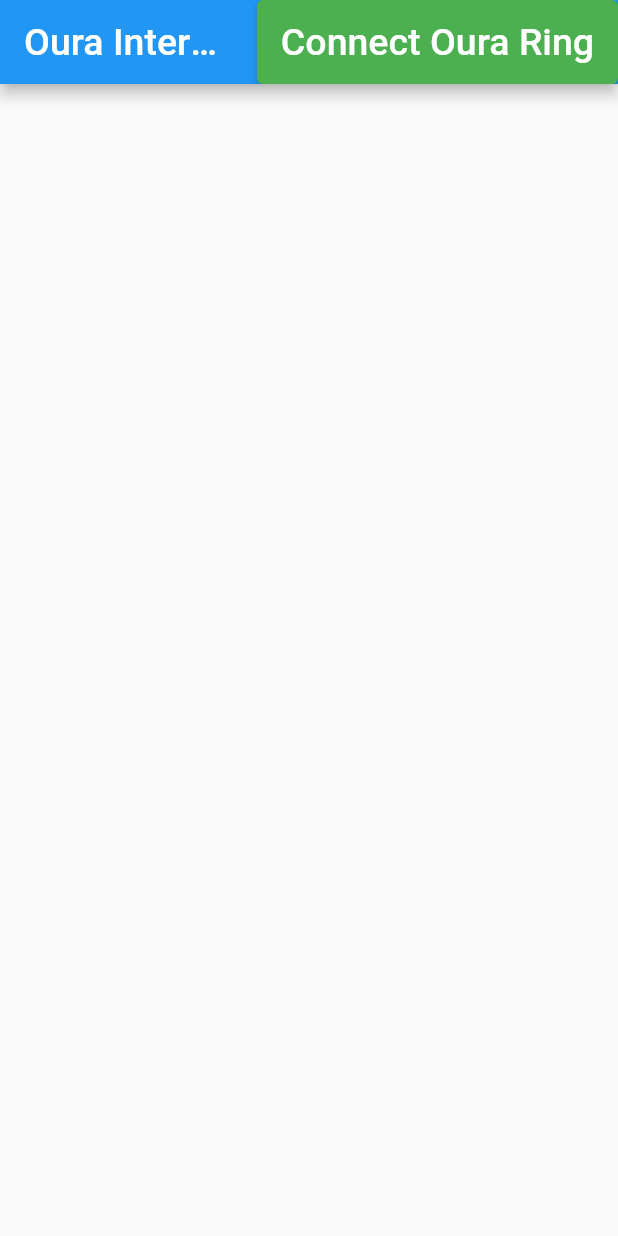
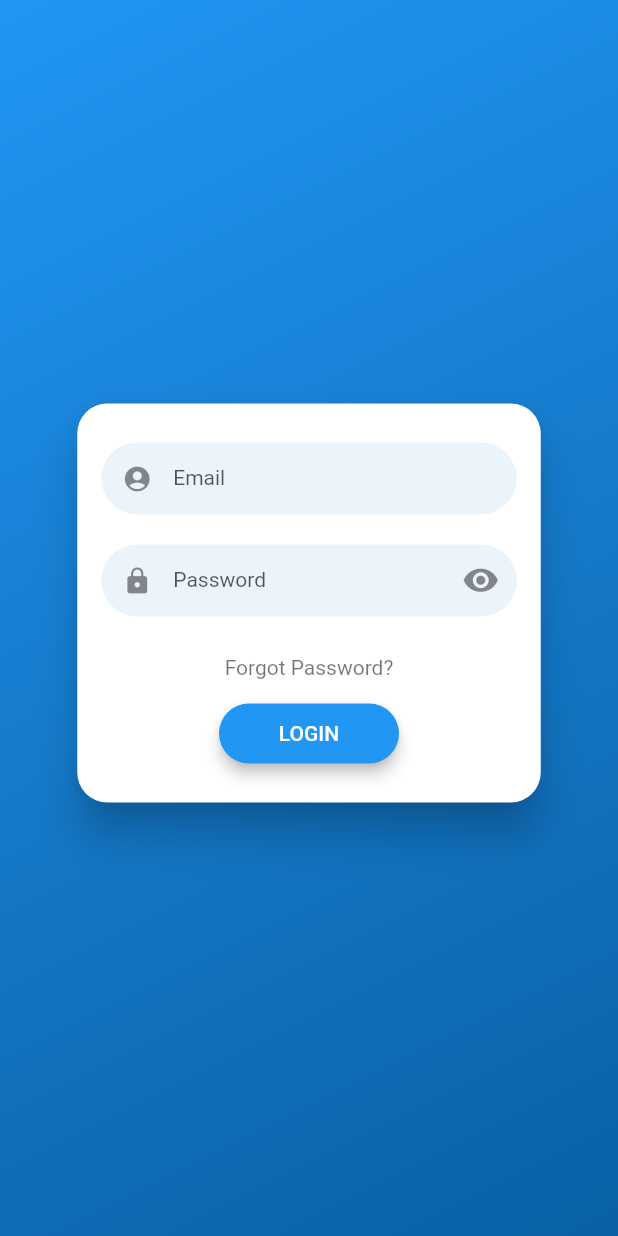
Before and after one commit to amino-health/oura-intervention, a Flutter app: the screen it shows after launch, on a phone screen of 412 x 824 dp. Run offline on Flutter 3.47's test engine with Material 2 defaults, Android fonts, the phone set to English and light mode, and no system bars; drawn by our look-alikes of flutter_login.

Commit message:
Integrated a login screen (login_widget.dart) and restructured the root app layout (main.dart)

```diff
--- /dev/null
+++ b/lib/login_widget.dart
@@ -0,0 +1,35 @@
+import 'package:flutter/foundation.dart';
+import 'package:flutter/material.dart';
+import 'package:flutter/widgets.dart';
+import 'package:flutter_login/flutter_login.dart';
+
+class LoginWidget extends StatelessWidget {
+  final void Function(String identity, String secret) onLogin;
+
+  const LoginWidget({
+    Key? key,
+    required this.onLogin,
+  }) : super(key: key);
+
+  @override
+  Widget build(BuildContext context) {
+    return FlutterLogin(
+      // TODO ....dont show these obviously
+      showDebugButtons: true,
+      disableCustomPageTransformer: true,
+      onLogin: (p0) {
+        onLogin(p0.name, p0.password);
+        return null;
+      },
+      onSubmitAnimationCompleted: () {
+        Navigator.of(context).popAndPushNamed("/dashboard");
+      },
+      onRecoverPassword: (p0) {
+        print("onRecoverPassword and ${p0.toString()} turned up");
+
+        return Future.delayed(
+            const Duration(seconds: 1), () => "onRecoverPassword done");
+      },
+    );
+  }
+}
--- a/lib/main.dart
+++ b/lib/main.dart
@@ -1,123 +1,77 @@
+// ignore_for_file: prefer_const_constructors
+
 import 'package:flutter/material.dart';
-// ignore_for_file: depend_on_referenced_packages
-import 'package:http/http.dart' as http;
-// ignore: avoid_web_libraries_in_flutter
-import 'dart:html' as html;
 
-const clientId = 'Q4EDXKDK2244IHFU';
-const clientSecret = 'VYOANLDLNJ473P6W7YAA2FRB6C4KRBXX';
-final currentUri = Uri.base;
-final redirectUri = Uri(
-  host: currentUri.host,
-  scheme: currentUri.scheme,
-  port: currentUri.port,
-  path: '/index.html',
-);
-final authUrl =
-    'https://cloud.ouraring.com/oauth/authorize?client_id=$clientId&state=$clientSecret&redirect_uri=$redirectUri&response_type=token';
+import 'login_widget.dart';
+import 'loading_widget.dart';
 
 void main() async {
-  runApp(const MyApp());
+  runApp(const AppGlobalState());
 }
 
-///
-Future<String> _login(String data, popupWindow) async {
-  /// Parse data into an Uri to extract the token easily.
-  final receivedUri = Uri.parse(data);
+class AppGlobalState extends StatefulWidget {
+  const AppGlobalState({Key? key}) : super(key: key);
 
-  /// Parse fragment string to token
-  var token = receivedUri.fragment
-      .split('&')
-      .firstWhere((e) => e.startsWith('access_token='))
-      .substring('access_token='.length);
-
-  if (popupWindow != null) {
-    popupWindow.close();
-    popupWindow = null;
-  }
-
-  return token;
+  @override
+  State<AppGlobalState> createState() => _AppGlobalStateState();
 }
 
-class MyApp extends StatelessWidget {
-  const MyApp({Key? key}) : super(key: key);
-
+class _AppGlobalStateState extends State<AppGlobalState> {
+  // User login state.
+  String? _userToken;
+  String? _userSecret;
   @override
   Widget build(BuildContext context) {
     return MaterialApp(
+      initialRoute: _userToken == null ? '/login' : '/dashboard',
+      routes: {
+        '/login': (context) => LoginWidget(
+              onLogin: (identity, secret) {
+                setState(() {
+                  _userToken = identity;
+                  _userSecret = secret;
+                });
+              },
+            ),
+        '/dashboard': (context) => Column(
+              children: [
+                Text('..Hello, $_userToken...'),
+                Text(
+                  'Please.. Make a pull request that changes me into a real dashboard...',
+                  textScaleFactor: 0.8,
+                ),
+                LoadingWidget(
+                  future: Future<Widget>.delayed(Duration(days: 1)),
+                ),
+                Text(
+                  'Ill be loading in the meanwhile...',
+                  textScaleFactor: 0.3,
+                ),
+                Text(
+                  'Your secret is $_userSecret, please keep it safe. :)',
+                  textScaleFactor: 0.6,
+                ),
+                Text(
+                  'Never print it in big red text, it is a secret! Remember that.',
+                  textScaleFactor: 0.8,
+                ),
+              ],
+            ),
+        '/settings': (context) =>
+            throw UnimplementedError("TODO place ex. SettingsWidget here"),
+        '/settings/addservice': (context) =>
+            throw UnimplementedError("TODO place ex. ServiceListWidget here"),
+        '/services/oura': (context) =>
+            throw UnimplementedError("TODO place Jakob's oura auth page here"),
+      },
+      onUnknownRoute: (routeSettings) => MaterialPageRoute(
+        builder: (context) =>
+            Text("Unknown route: '${routeSettings.name}', Ay caramba!"),
+      ),
       title: 'Oura Intervention',
       theme: ThemeData(
         primarySwatch: Colors.blue,
       ),
-      home: const MyHomePage(title: 'Oura Intervention'),
     );
   }
 }
-
-class MyHomePage extends StatefulWidget {
-  const MyHomePage({Key? key, required this.title}) : super(key: key);
-
-  final String title;
-
-  @override
-  State<MyHomePage> createState() => _MyHomePageState();
-}
-
-class _MyHomePageState extends State<MyHomePage> {
-  bool _isConnected = false;
-  String _loginButtonText = 'Connect Oura Ring';
-
-  ///
-  void _authenticate() {
-    html.WindowBase popupWindow = html.window.open(authUrl,
-        "Oura authentication", "width=800, height=900, scrollbars=yes");
-
-    setState(() {
-      _loginButtonText = 'Waiting For Login...';
-    });
-
-    html.window.onMessage.listen((event) async {
-      /// If the event contains the token it means the user is authenticated.
-
-      if (event.data.toString().contains('access_token=')) {
-        setState(() {
-          _isConnected = true;
-          _loginButtonText = 'Oura Ring Connected';
-        });
-        var token = await _login(event.data, popupWindow);
-        var url = Uri.parse(
-            'http://api.ouraring.com/v1/userinfo?access_token=$token');
-        var response = await http.get(url, headers: {
-          "Accept": "application/json",
-          "Access-Control-Allow-Origin": "*"
-        });
-        print('Response status: ${response.statusCode}');
-        print('Response body: ${response.body}');
-      }
-    });
-  }
-
-  @override
-  Widget build(BuildContext context) {
-    return Scaffold(
-      appBar: AppBar(
-          title: Text(
-            widget.title,
-            style: const TextStyle(fontSize: 25.0, color: Colors.white),
-          ),
-          centerTitle: true,
-          actions: <Widget>[
-            ElevatedButton(
-              onPressed: !_isConnected ? _authenticate : null,
-              style: ButtonStyle(
-                backgroundColor: MaterialStateProperty.all<Color>(Colors.green),
-              ),
-              child: Text(
-                _loginButtonText,
-                style: const TextStyle(fontSize: 25.0, color: Colors.white),
-              ),
-            ),
-          ]),
-    );
-  }
-}
--- a/pubspec.yaml
+++ b/pubspec.yaml
@@ -48,6 +48,9 @@ dev_dependencies:
   oauth2: ^2.0.0
   webview_flutter: ^3.0.1
 
+  # Used for the login screen to the full app.
+  flutter_login: ^3.2.0
+
 # For information on the generic Dart part of this file, see the
 # following page: https://dart.dev/tools/pub/pubspec
 
```
Also changed, not shown: lib/loading_widget.dart (added, +47 -0 lines).
